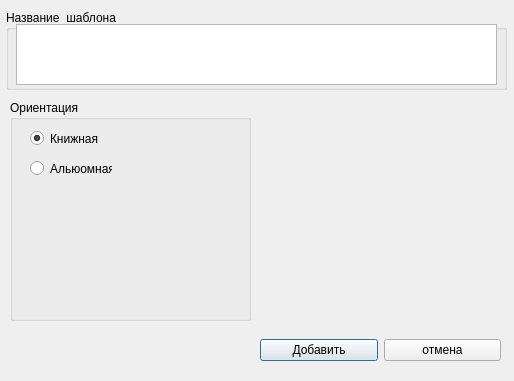
Old version of the form vp_plugins/safeFatPrinter/addtemplate.ui in the repository sobiron236/cupsfilter.
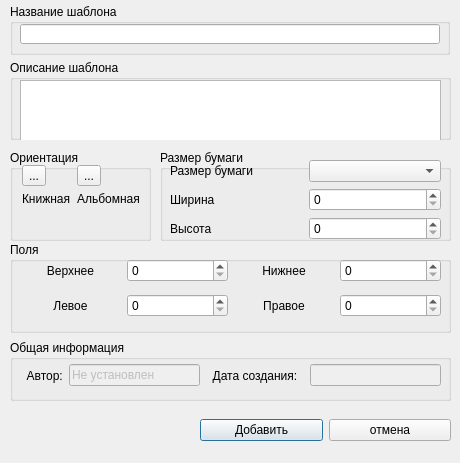
New version of the form. Icons and pictures are not drawn.

Commit message: Размещение элементов диалога

Patch:
```diff
--- a/vp_plugins/safeFatPrinter/addtemplate.ui
+++ b/vp_plugins/safeFatPrinter/addtemplate.ui
@@ -6,8 +6,8 @@
    <rect>
     <x>0</x>
     <y>0</y>
-    <width>514</width>
-    <height>381</height>
+    <width>460</width>
+    <height>463</height>
    </rect>
   </property>
   <property name="windowTitle">
@@ -16,21 +16,21 @@
   <widget class="QGroupBox" name="groupBox_3">
    <property name="geometry">
     <rect>
-     <x>6</x>
-     <y>10</y>
-     <width>501</width>
+     <x>10</x>
+     <y>60</y>
+     <width>441</width>
      <height>80</height>
     </rect>
    </property>
    <property name="title">
-    <string>Название  шаблона</string>
+    <string>Описание шаблона</string>
    </property>
    <widget class="QWidget" name="horizontalLayoutWidget">
     <property name="geometry">
      <rect>
       <x>10</x>
-      <y>14</y>
-      <width>481</width>
+      <y>20</y>
+      <width>421</width>
       <height>61</height>
      </rect>
     </property>
@@ -45,31 +45,12 @@
     </layout>
    </widget>
   </widget>
-  <widget class="QWidget" name="verticalLayoutWidget_2">
-   <property name="geometry">
-    <rect>
-     <x>260</x>
-     <y>100</y>
-     <width>241</width>
-     <height>221</height>
-    </rect>
-   </property>
-   <layout class="QVBoxLayout" name="verticalLayout_2">
-    <item>
-     <widget class="QLabel" name="label">
-      <property name="text">
-       <string/>
-      </property>
-     </widget>
-    </item>
-   </layout>
-  </widget>
   <widget class="QWidget" name="horizontalLayoutWidget_2">
    <property name="geometry">
     <rect>
-     <x>260</x>
-     <y>330</y>
-     <width>241</width>
+     <x>200</x>
+     <y>410</y>
+     <width>251</width>
      <height>41</height>
     </rect>
    </property>
@@ -90,53 +71,295 @@
     </item>
    </layout>
   </widget>
-  <widget class="QWidget" name="gridLayoutWidget">
+  <widget class="QGroupBox" name="groupBox_2">
    <property name="geometry">
     <rect>
      <x>10</x>
-     <y>100</y>
-     <width>241</width>
-     <height>221</height>
+     <y>4</y>
+     <width>440</width>
+     <height>51</height>
     </rect>
    </property>
-   <layout class="QGridLayout" name="gridLayout">
-    <item row="3" column="0">
-     <widget class="QGroupBox" name="groupBox">
-      <property name="title">
-       <string>Ориентация</string>
-      </property>
-      <widget class="QRadioButton" name="radioButton">
-       <property name="geometry">
-        <rect>
-         <x>20</x>
-         <y>30</y>
-         <width>82</width>
-         <height>17</height>
-        </rect>
+   <property name="title">
+    <string>Название шаблона</string>
+   </property>
+   <widget class="QLineEdit" name="name_lineEd">
+    <property name="geometry">
+     <rect>
+      <x>10</x>
+      <y>20</y>
+      <width>420</width>
+      <height>20</height>
+     </rect>
+    </property>
+   </widget>
+  </widget>
+  <widget class="QGroupBox" name="groupBox_4">
+   <property name="geometry">
+    <rect>
+     <x>10</x>
+     <y>340</y>
+     <width>441</width>
+     <height>61</height>
+    </rect>
+   </property>
+   <property name="title">
+    <string>Общая информация</string>
+   </property>
+   <widget class="QWidget" name="horizontalLayoutWidget_3">
+    <property name="geometry">
+     <rect>
+      <x>10</x>
+      <y>20</y>
+      <width>421</width>
+      <height>31</height>
+     </rect>
+    </property>
+    <layout class="QHBoxLayout" name="horizontalLayout_3">
+     <item>
+      <widget class="QLabel" name="label">
+       <property name="text">
+        <string>  Автор:</string>
        </property>
+      </widget>
+     </item>
+     <item>
+      <widget class="QLineEdit" name="author_lineEd">
+       <property name="enabled">
+        <bool>false</bool>
+       </property>
+       <property name="text">
+        <string>Не установлен</string>
+       </property>
+       <property name="readOnly">
+        <bool>true</bool>
+       </property>
+      </widget>
+     </item>
+     <item>
+      <widget class="QLabel" name="label_3">
+       <property name="text">
+        <string>  Дата создания:  </string>
+       </property>
+      </widget>
+     </item>
+     <item>
+      <widget class="QLineEdit" name="date_lineEd">
+       <property name="enabled">
+        <bool>false</bool>
+       </property>
+       <property name="readOnly">
+        <bool>true</bool>
+       </property>
+      </widget>
+     </item>
+    </layout>
+   </widget>
+  </widget>
+  <widget class="QGroupBox" name="groupBox">
+   <property name="geometry">
+    <rect>
+     <x>10</x>
+     <y>150</y>
+     <width>141</width>
+     <height>91</height>
+    </rect>
+   </property>
+   <property name="title">
+    <string>Ориентация</string>
+   </property>
+   <widget class="QWidget" name="formLayoutWidget">
+    <property name="geometry">
+     <rect>
+      <x>12</x>
+      <y>15</y>
+      <width>121</width>
+      <height>71</height>
+     </rect>
+    </property>
+    <layout class="QFormLayout" name="formLayout">
+     <item row="0" column="0">
+      <widget class="QToolButton" name="portretBtn">
+       <property name="text">
+        <string>...</string>
+       </property>
+       <property name="icon">
+        <iconset resource="images.qrc">
+         <normaloff>:/images/portret.png</normaloff>:/images/portret.png</iconset>
+       </property>
+       <property name="iconSize">
+        <size>
+         <width>32</width>
+         <height>32</height>
+        </size>
+       </property>
+      </widget>
+     </item>
+     <item row="0" column="1">
+      <widget class="QToolButton" name="landscapeBtn">
+       <property name="text">
+        <string>...</string>
+       </property>
+       <property name="icon">
+        <iconset resource="images.qrc">
+         <normaloff>:/images/landscape.png</normaloff>:/images/landscape.png</iconset>
+       </property>
+       <property name="iconSize">
+        <size>
+         <width>32</width>
+         <height>32</height>
+        </size>
+       </property>
+      </widget>
+     </item>
+     <item row="1" column="0">
+      <widget class="QLabel" name="label_7">
        <property name="text">
         <string>Книжная</string>
        </property>
-       <property name="checked">
-        <bool>true</bool>
+      </widget>
+     </item>
+     <item row="1" column="1">
+      <widget class="QLabel" name="label_8">
+       <property name="text">
+        <string>Альбомная</string>
        </property>
       </widget>
-      <widget class="QRadioButton" name="radioButton_2">
-       <property name="geometry">
-        <rect>
-         <x>20</x>
-         <y>60</y>
-         <width>82</width>
-         <height>17</height>
-        </rect>
+     </item>
+    </layout>
+   </widget>
+  </widget>
+  <widget class="QGroupBox" name="groupBox_5">
+   <property name="geometry">
+    <rect>
+     <x>10</x>
+     <y>242</y>
+     <width>441</width>
+     <height>91</height>
+    </rect>
+   </property>
+   <property name="title">
+    <string>Поля</string>
+   </property>
+   <widget class="QWidget" name="gridLayoutWidget">
+    <property name="geometry">
+     <rect>
+      <x>10</x>
+      <y>11</y>
+      <width>421</width>
+      <height>71</height>
+     </rect>
+    </property>
+    <layout class="QGridLayout" name="gridLayout">
+     <item row="0" column="0">
+      <widget class="QLabel" name="label_2">
+       <property name="text">
+        <string>Верхнее</string>
        </property>
+       <property name="alignment">
+        <set>Qt::AlignCenter</set>
+       </property>
+      </widget>
+     </item>
+     <item row="1" column="0">
+      <widget class="QLabel" name="label_4">
        <property name="text">
-        <string>Альюомная</string>
+        <string>Левое</string>
        </property>
+       <property name="alignment">
+        <set>Qt::AlignCenter</set>
+       </property>
       </widget>
-     </widget>
-    </item>
-   </layout>
+     </item>
+     <item row="0" column="2">
+      <widget class="QLabel" name="label_5">
+       <property name="text">
+        <string>Нижнее</string>
+       </property>
+       <property name="alignment">
+        <set>Qt::AlignCenter</set>
+       </property>
+      </widget>
+     </item>
+     <item row="1" column="2">
+      <widget class="QLabel" name="label_6">
+       <property name="text">
+        <string>Правое</string>
+       </property>
+       <property name="alignment">
+        <set>Qt::AlignCenter</set>
+       </property>
+      </widget>
+     </item>
+     <item row="0" column="1">
+      <widget class="QSpinBox" name="margin_topSpBox"/>
+     </item>
+     <item row="0" column="3">
+      <widget class="QSpinBox" name="margin_bottomSBox"/>
+     </item>
+     <item row="1" column="1">
+      <widget class="QSpinBox" name="margin_leftSpBox"/>
+     </item>
+     <item row="1" column="3">
+      <widget class="QSpinBox" name="margin_rightSpBox"/>
+     </item>
+    </layout>
+   </widget>
+  </widget>
+  <widget class="QGroupBox" name="groupBox_6">
+   <property name="geometry">
+    <rect>
+     <x>160</x>
+     <y>150</y>
+     <width>291</width>
+     <height>91</height>
+    </rect>
+   </property>
+   <property name="title">
+    <string>Размер бумаги</string>
+   </property>
+   <widget class="QWidget" name="gridLayoutWidget_3">
+    <property name="geometry">
+     <rect>
+      <x>10</x>
+      <y>10</y>
+      <width>271</width>
+      <height>80</height>
+     </rect>
+    </property>
+    <layout class="QGridLayout" name="gridLayout_4">
+     <item row="0" column="0">
+      <widget class="QLabel" name="label_10">
+       <property name="text">
+        <string>Размер бумаги</string>
+       </property>
+      </widget>
+     </item>
+     <item row="0" column="1">
+      <widget class="QComboBox" name="pageSizeCBox"/>
+     </item>
+     <item row="1" column="0">
+      <widget class="QLabel" name="label_9">
+       <property name="text">
+        <string>Ширина</string>
+       </property>
+      </widget>
+     </item>
+     <item row="2" column="0">
+      <widget class="QLabel" name="label_11">
+       <property name="text">
+        <string>Высота</string>
+       </property>
+      </widget>
+     </item>
+     <item row="1" column="1">
+      <widget class="QSpinBox" name="p_heightSpBox"/>
+     </item>
+     <item row="2" column="1">
+      <widget class="QSpinBox" name="p_widthSpBox"/>
+     </item>
+    </layout>
+   </widget>
   </widget>
  </widget>
  <resources/>
```
Left out of the diff: 45 changed lines with no effect on the pictures.
